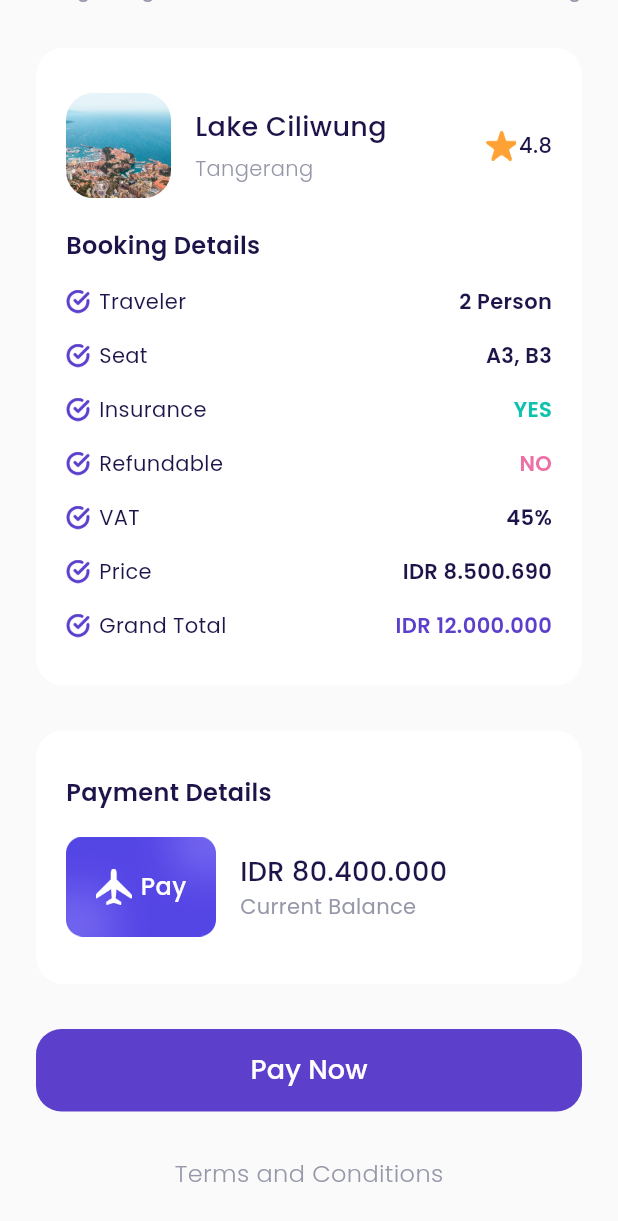
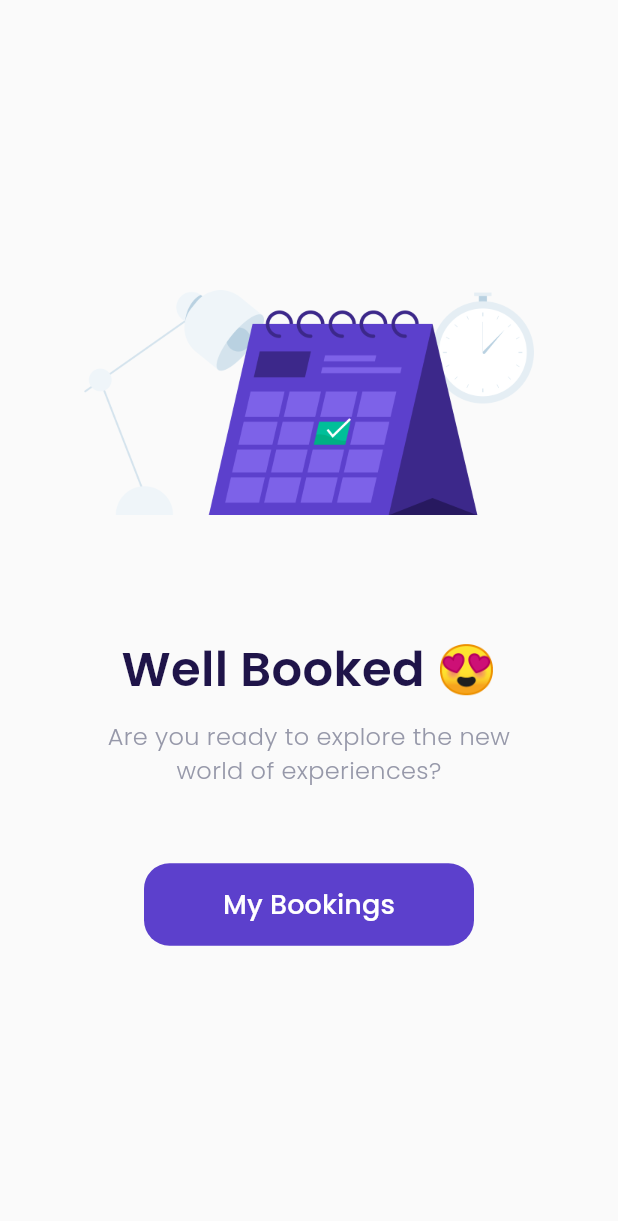
Before and after one commit to acepnurmansidik/M-airplane, a Flutter app: the CheckoutPage screen opened directly, scrolled down 167 dp, after a tap on "Pay Now", on a phone screen of 412 x 824 dp. Shown: the top 1221 px of the screen. Run offline on Flutter 3.47's test engine with Material 3 defaults, Android fonts, the phone set to English and light mode, and no system bars; our stand-ins replace google_fonts.

Commit message:
slicing success checkout page

```diff
--- a/lib/page/checkout_page.dart
+++ b/lib/page/checkout_page.dart
@@ -1,3 +1,4 @@
+import 'package:airplane/page/success_checkout_page.dart';
 import 'package:airplane/theme.dart';
 import 'package:airplane/widgets/booking_details_item.dart';
 import 'package:airplane/widgets/custom_buttom.dart';
@@ -230,7 +231,10 @@ class CheckoutPage extends StatelessWidget {
     Widget payNowButton() {
       return CustomButtom(
         title: 'Pay Now',
-        onPressed: () {},
+        onPressed: () {
+          Navigator.push(context,
+              MaterialPageRoute(builder: (context) => SuccessCheckoutPage()));
+        },
         margin: EdgeInsets.only(top: 30),
         font_size: 18,
       );
--- a/lib/page/main_page.dart
+++ b/lib/page/main_page.dart
@@ -11,17 +11,6 @@ class MainPage extends StatelessWidget {
   Widget build(BuildContext context) {
     Widget buildContent() {
       return HomePage();
-    }
-
-    return Scaffold(
-      backgroundColor: kBackgroundColor,
-      body: Stack(
-        children: [
-          buildContent(),
-          customButtonNavigation(),
-        ],
-      ),
-    );
     }
 
     Widget customButtonNavigation() {
@@ -48,4 +37,15 @@ class MainPage extends StatelessWidget {
         ),
       );
     }
+
+    return Scaffold(
+      backgroundColor: kBackgroundColor,
+      body: Stack(
+        children: [
+          buildContent(),
+          customButtonNavigation(),
+        ],
+      ),
+    );
   }
+}
--- /dev/null
+++ b/lib/page/success_checkout_page.dart
@@ -0,0 +1,52 @@
+import 'package:airplane/theme.dart';
+import 'package:airplane/widgets/custom_buttom.dart';
+import 'package:flutter/material.dart';
+
+class SuccessCheckoutPage extends StatelessWidget {
+  const SuccessCheckoutPage({super.key});
+
+  @override
+  Widget build(BuildContext context) {
+    return Scaffold(
+      backgroundColor: kBackgroundColor,
+      body: Center(
+        child: Column(
+          mainAxisAlignment: MainAxisAlignment.center,
+          children: [
+            Container(
+              width: 300,
+              height: 150,
+              margin: EdgeInsets.only(bottom: 80),
+              decoration: BoxDecoration(
+                  image: DecorationImage(
+                      image: AssetImage('assets/img_success.png'))),
+            ),
+            Text(
+              'Well Booked 😍',
+              style:
+                  blackTextStyle.copyWith(fontSize: 32, fontWeight: semibold),
+            ),
+            SizedBox(
+              height: 10,
+            ),
+            Text(
+              'Are you ready to explore the new\nworld of experiences?',
+              style: greyTextStyle.copyWith(fontSize: 16, fontWeight: light),
+              textAlign: TextAlign.center,
+            ),
+            CustomButtom(
+              title: 'My Bookings',
+              onPressed: () {
+                Navigator.pushNamedAndRemoveUntil(
+                    context, '/main', (route) => false);
+              },
+              width: 220,
+              font_size: 18,
+              margin: EdgeInsets.only(top: 50),
+            )
+          ],
+        ),
+      ),
+    );
+  }
+}
```
Lines whose indentation alone changed are shown as unchanged.
